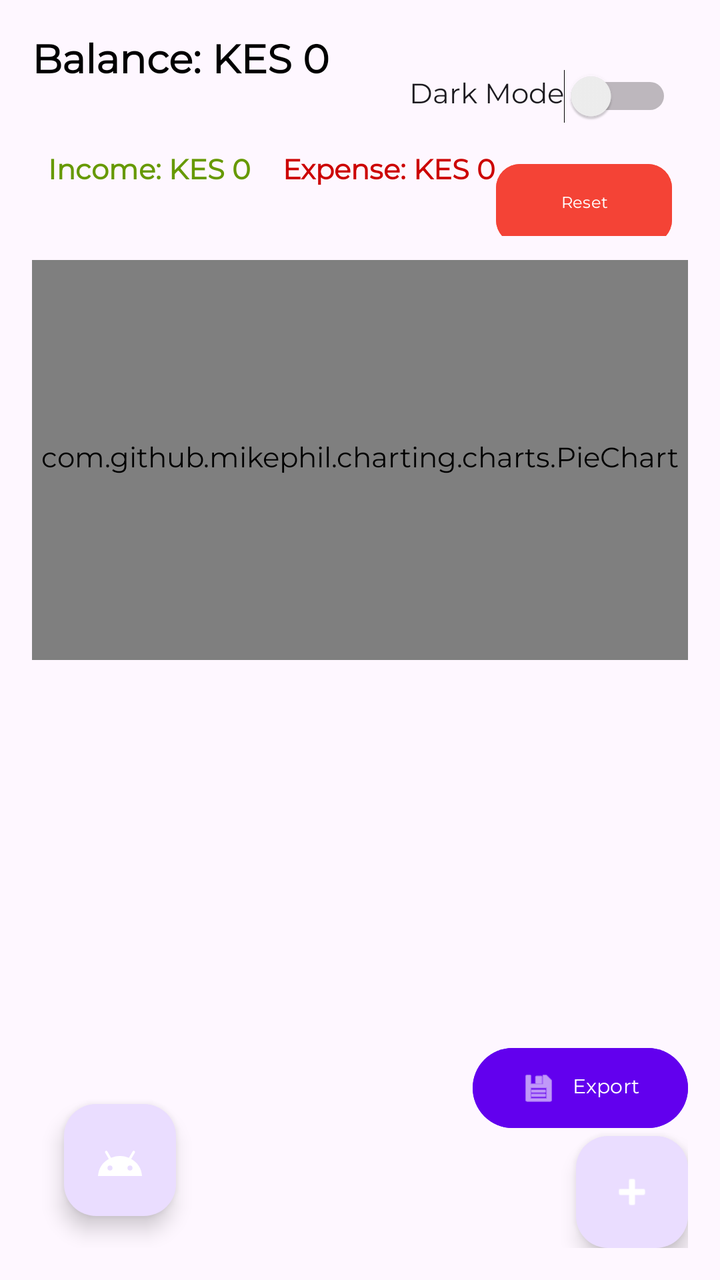
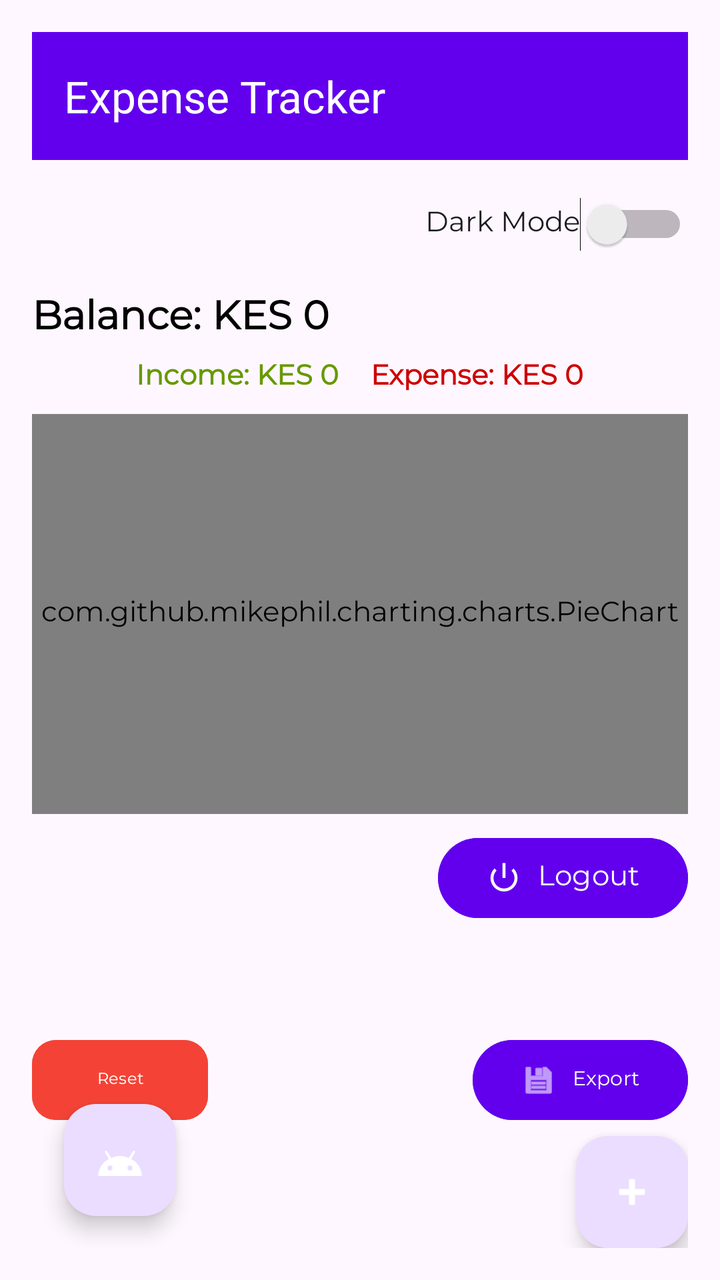

An Android layout rendered at two revisions. The XML below is the earlier revision; the diff shows what the commit changed to produce the second picture.
<!-- AndroidManifest.xml: application theme Theme.ExpenseTracker -->
<!-- res/layout/activity_main.xml -->
<?xml version="1.0" encoding="utf-8"?>
<androidx.constraintlayout.widget.ConstraintLayout
    xmlns:android="http://schemas.android.com/apk/res/android"
    xmlns:app="http://schemas.android.com/apk/res-auto"
    xmlns:tools="http://schemas.android.com/tools"
    android:layout_width="match_parent"
    android:layout_height="match_parent"
    android:padding="16dp"
    tools:context=".MainActivity"
    tools:ignore="UseSwitchCompatOrMaterialXml">

    
    <TextView
        android:id="@+id/textViewBalance"
        android:layout_width="0dp"
        android:layout_height="wrap_content"
        android:text="Balance: KES 0"
        android:textSize="20sp"
        android:textStyle="bold"
        android:textColor="@android:color/black"
        app:layout_constraintTop_toTopOf="parent"
        app:layout_constraintStart_toStartOf="parent"
        app:layout_constraintEnd_toEndOf="parent"/>

    
    <LinearLayout
        android:id="@+id/incomeExpenseLayout"
        android:layout_width="0dp"
        android:layout_height="wrap_content"
        android:orientation="horizontal"
        android:gravity="center"
        android:layout_marginTop="8dp"
        app:layout_constraintTop_toBottomOf="@id/textViewBalance"
        app:layout_constraintStart_toStartOf="parent"
        app:layout_constraintEnd_toEndOf="parent">

        <TextView
            android:id="@+id/textViewIncome"
            android:layout_width="wrap_content"
            android:layout_height="wrap_content"
            android:paddingEnd="16dp"
            android:text="Income: KES 0"
            android:textColor="@android:color/holo_green_dark"
            android:textStyle="bold" />

        <TextView
            android:id="@+id/textViewExpense"
            android:layout_width="wrap_content"
            android:layout_height="wrap_content"
            android:text="Expense: KES 0"
            android:textColor="@android:color/holo_red_dark"
            android:textStyle="bold"/>


        <com.google.android.material.button.MaterialButton
            android:id="@+id/btnReset"
            android:layout_width="wrap_content"
            android:layout_height="wrap_content"
            android:layout_marginTop="16dp"
            android:backgroundTint="@color/red"
            android:paddingHorizontal="12dp"
            android:paddingVertical="6dp"
            android:text="Reset"
            android:textSize="8sp"
            android:textColor="@android:color/white"
            app:cornerRadius="12dp"
            app:layout_constraintEnd_toEndOf="parent"
            app:layout_constraintTop_toBottomOf="@id/transactionRecyclerView" />

    </LinearLayout>

    
    <com.github.mikephil.charting.charts.PieChart
        android:id="@+id/pieChart"
        android:layout_width="0dp"
        android:layout_height="200dp"
        android:layout_marginTop="12dp"
        android:background="@drawable/pie_chart_background"
        app:layout_constraintTop_toBottomOf="@id/incomeExpenseLayout"
        app:layout_constraintStart_toStartOf="parent"
        app:layout_constraintEnd_toEndOf="parent"
        tools:ignore="MissingClass" />

    
    <androidx.recyclerview.widget.RecyclerView
        android:id="@+id/transactionRecyclerView"
        android:layout_width="0dp"
        android:layout_height="0dp"
        android:layout_marginTop="12dp"
        android:layout_marginBottom="12dp"
        app:layout_constraintBottom_toTopOf="@id/fabAdd"
        app:layout_constraintEnd_toEndOf="parent"
        app:layout_constraintStart_toStartOf="parent"
        app:layout_constraintTop_toBottomOf="@id/pieChart"
        tools:listitem="@layout/item_transaction" />

    
    <com.google.android.material.floatingactionbutton.FloatingActionButton
        android:id="@+id/fabAdd"
        android:layout_width="wrap_content"
        android:layout_height="wrap_content"
        android:contentDescription="Add Transaction"
        android:src="@android:drawable/ic_input_add"
        app:layout_constraintBottom_toBottomOf="parent"
        app:layout_constraintEnd_toEndOf="parent"
        app:tint="@android:color/white"
        tools:ignore="SpeakableTextPresent" />

    <com.google.android.material.floatingactionbutton.FloatingActionButton
        android:id="@+id/fabSummary"
        android:layout_width="wrap_content"
        android:layout_height="wrap_content"
        android:layout_margin="16dp"
        android:src="@drawable/ic_summary"
        android:contentDescription="Monthly Summary"
        app:layout_constraintBottom_toBottomOf="parent"
        app:layout_constraintStart_toStartOf="parent"
        app:tint="@android:color/white"
        />

    <com.google.android.material.button.MaterialButton
        android:id="@+id/btnExport"
        android:layout_width="wrap_content"
        android:layout_height="wrap_content"
        android:text="Export"
        android:textSize="10sp"
        android:paddingStart="10dp"
        android:paddingEnd="10dp"
        android:paddingTop="4dp"
        android:paddingBottom="4dp"
        android:layout_marginTop="10dp"
        app:icon="@android:drawable/ic_menu_save"
        app:iconGravity="textStart"
        app:iconTint="@android:color/white"
        android:textColor="@android:color/white"
        android:backgroundTint="@color/purple_500"
        app:layout_constraintBottom_toTopOf="@+id/fabAdd"
        app:layout_constraintEnd_toEndOf="parent" />


    <Switch
        android:id="@+id/switchTheme"
        android:layout_width="wrap_content"
        android:layout_height="wrap_content"
        android:text="Dark Mode"
        android:minHeight="48dp"
        app:layout_constraintTop_toTopOf="parent"
        app:layout_constraintEnd_toEndOf="parent"
        android:layout_margin="8dp"/>


</androidx.constraintlayout.widget.ConstraintLayout>
<!-- res/layout/item_transaction.xml (included above) -->
<?xml version="1.0" encoding="utf-8"?>
<androidx.cardview.widget.CardView
    xmlns:android="http://schemas.android.com/apk/res/android"
    xmlns:app="http://schemas.android.com/apk/res-auto"
    android:layout_width="match_parent"
    android:layout_height="wrap_content"
    android:layout_margin="8dp"
    app:cardCornerRadius="12dp"
    app:cardElevation="4dp">

    <androidx.constraintlayout.widget.ConstraintLayout
        android:layout_width="match_parent"
        android:layout_height="wrap_content"
        android:background="@android:color/white"
        android:padding="12dp">

        
        <TextView
            android:id="@+id/textViewCategory"
            android:layout_width="0dp"
            android:layout_height="wrap_content"
            android:text="Category"
            android:textStyle="bold"
            android:textSize="16sp"
            app:layout_constraintTop_toTopOf="parent"
            app:layout_constraintStart_toStartOf="parent"
            app:layout_constraintEnd_toStartOf="@id/textViewAmount"
            app:layout_constraintHorizontal_bias="0"/>

        
        <TextView
            android:id="@+id/textViewAmount"
            android:layout_width="wrap_content"
            android:layout_height="wrap_content"
            android:text="KES 0.00"
            android:textSize="16sp"
            android:textColor="@android:color/holo_red_dark"
            android:textStyle="bold"
            app:layout_constraintTop_toTopOf="parent"
            app:layout_constraintEnd_toEndOf="parent"/>

        
        <TextView
            android:id="@+id/textViewNote"
            android:layout_width="0dp"
            android:layout_height="wrap_content"
            android:text="Note for this transaction"
            android:textSize="14sp"
            android:textColor="@android:color/black"
            app:layout_constraintTop_toBottomOf="@id/textViewCategory"
            app:layout_constraintStart_toStartOf="parent"
            app:layout_constraintEnd_toEndOf="parent"
            android:layout_marginTop="4dp"/>

        
        <TextView
            android:id="@+id/textViewDate"
            android:layout_width="wrap_content"
            android:layout_height="wrap_content"
            android:text="01 Jan 2025"
            android:textSize="12sp"
            android:textColor="@android:color/darker_gray"
            app:layout_constraintTop_toBottomOf="@id/textViewNote"
            app:layout_constraintStart_toStartOf="parent"
            android:layout_marginTop="4dp"
            android:layout_marginBottom="4dp"/>

    </androidx.constraintlayout.widget.ConstraintLayout>
</androidx.cardview.widget.CardView>
<!-- resources referenced by this layout -->
<resources>
  <color name="purple_500">#6200EE</color>
  <color name="red">#F44336</color>
  <!-- drawable ic_summary (drawable) -->
  <vector xmlns:android="http://schemas.android.com/apk/res/android" android:height="24dp" android:tint="#000000" android:viewportHeight="24" android:viewportWidth="24" android:width="24dp">
          
      <path android:fillColor="#FF000000" android:pathData="M17.6,11.48 L19.44,8.3a0.63,0.63 0,0 0,-1.09 -0.63l-1.88,3.24a11.43,11.43 0,0 0,-8.94 0L5.65,7.67a0.63,0.63 0,0 0,-1.09 0.63L6.4,11.48A10.81,10.81 0,0 0,1 20L23,20A10.81,10.81 0,0 0,17.6 11.48ZM7,17.25A1.25,1.25 0,1 1,8.25 16,1.25 1.25,0 0,1 7,17.25ZM17,17.25A1.25,1.25 0,1 1,18.25 16,1.25 1.25,0 0,1 17,17.25Z"/>
      
  </vector>
  <!-- drawable pie_chart_background (drawable) -->
  <?xml version="1.0" encoding="utf-8"?>
  <selector xmlns:android="http://schemas.android.com/apk/res/android">
      <shape xmlns:android="http://schemas.android.com/apk/res/android"
          android:shape="rectangle">
          <solid android:color="#FFFFFF"/>
          <corners android:radius="12dp"/>
          <padding android:left="8dp" android:top="8dp" android:right="8dp" android:bottom="8dp"/>
      </shape>
  
  </selector>
  <style name="Theme.ExpenseTracker" parent="Base.Theme.ExpenseTracker" />
  <style name="Base.Theme.ExpenseTracker" parent="Theme.Material3.DayNight.NoActionBar">
          
          <item name="colorPrimary">@color/purple_500</item>
          <item name="colorPrimaryVariant">@color/purple_700</item>
          <item name="colorOnPrimary">@color/white</item>
          <item name="colorSecondary">@color/teal_700</item>
          <item name="android:fontFamily">@font/montserrat_font</item>
  
          <item name="android:windowBackground">?android:colorBackground</item>
      </style>
  <color name="purple_700">#6200EE</color>
  <color name="white">#FFFFFFFF</color>
  <color name="teal_700">#018786</color>
</resources>

<!-- the commit's change to res/layout/activity_main.xml (unified diff, before → after) -->
@@ -6,8 +6,30 @@
     android:layout_width="match_parent"
     android:layout_height="match_parent"
     android:padding="16dp"
-    tools:context=".MainActivity"
-    tools:ignore="UseSwitchCompatOrMaterialXml">
+    tools:context=".MainActivity">
+
+    
+    <androidx.appcompat.widget.Toolbar
+        android:id="@+id/toolbar"
+        android:layout_width="0dp"
+        android:layout_height="?attr/actionBarSize"
+        android:background="?attr/colorPrimary"
+        app:title="Expense Tracker"
+        app:titleTextColor="@android:color/white"
+        app:layout_constraintTop_toTopOf="parent"
+        app:layout_constraintStart_toStartOf="parent"
+        app:layout_constraintEnd_toEndOf="parent" />
+
+    
+    <Switch
+        android:id="@+id/switchTheme"
+        android:layout_width="wrap_content"
+        android:layout_height="wrap_content"
+        android:text="Dark Mode"
+        android:minHeight="48dp"
+        android:layout_marginTop="8dp"
+        app:layout_constraintTop_toBottomOf="@id/toolbar"
+        app:layout_constraintEnd_toEndOf="parent" />
 
     
     <TextView
@@ -18,9 +40,10 @@
         android:textSize="20sp"
         android:textStyle="bold"
         android:textColor="@android:color/black"
-        app:layout_constraintTop_toTopOf="parent"
-        app:layout_constraintStart_toStartOf="parent"
-        app:layout_constraintEnd_toEndOf="parent"/>
+        android:layout_marginTop="8dp"
+        app:layout_constraintTop_toBottomOf="@id/switchTheme"
+        app:layout_constraintStart_toStartOf="parent"
+        app:layout_constraintEnd_toEndOf="parent" />
 
     
     <LinearLayout
@@ -29,7 +52,7 @@
         android:layout_height="wrap_content"
         android:orientation="horizontal"
         android:gravity="center"
-        android:layout_marginTop="8dp"
+        android:layout_marginTop="4dp"
         app:layout_constraintTop_toBottomOf="@id/textViewBalance"
         app:layout_constraintStart_toStartOf="parent"
         app:layout_constraintEnd_toEndOf="parent">
@@ -38,10 +61,10 @@
             android:id="@+id/textViewIncome"
             android:layout_width="wrap_content"
             android:layout_height="wrap_content"
-            android:paddingEnd="16dp"
             android:text="Income: KES 0"
             android:textColor="@android:color/holo_green_dark"
-            android:textStyle="bold" />
+            android:textStyle="bold"
+            android:paddingEnd="16dp" />
 
         <TextView
             android:id="@+id/textViewExpense"
@@ -49,24 +72,7 @@
             android:layout_height="wrap_content"
             android:text="Expense: KES 0"
             android:textColor="@android:color/holo_red_dark"
-            android:textStyle="bold"/>
-
-
-        <com.google.android.material.button.MaterialButton
-            android:id="@+id/btnReset"
-            android:layout_width="wrap_content"
-            android:layout_height="wrap_content"
-            android:layout_marginTop="16dp"
-            android:backgroundTint="@color/red"
-            android:paddingHorizontal="12dp"
-            android:paddingVertical="6dp"
-            android:text="Reset"
-            android:textSize="8sp"
-            android:textColor="@android:color/white"
-            app:cornerRadius="12dp"
-            app:layout_constraintEnd_toEndOf="parent"
-            app:layout_constraintTop_toBottomOf="@id/transactionRecyclerView" />
-
+            android:textStyle="bold" />
     </LinearLayout>
 
     
@@ -74,24 +80,36 @@
         android:id="@+id/pieChart"
         android:layout_width="0dp"
         android:layout_height="200dp"
-        android:layout_marginTop="12dp"
+        android:layout_marginTop="8dp"
         android:background="@drawable/pie_chart_background"
         app:layout_constraintTop_toBottomOf="@id/incomeExpenseLayout"
         app:layout_constraintStart_toStartOf="parent"
-        app:layout_constraintEnd_toEndOf="parent"
-        tools:ignore="MissingClass" />
+        app:layout_constraintEnd_toEndOf="parent" />
+
+    
+    <com.google.android.material.button.MaterialButton
+        android:id="@+id/btnLogout"
+        android:layout_width="wrap_content"
+        android:layout_height="wrap_content"
+        android:text="Logout"
+        app:icon="@android:drawable/ic_lock_power_off"
+        app:iconTint="@android:color/white"
+        android:backgroundTint="@color/purple_500"
+        android:textColor="@android:color/white"
+        android:layout_marginTop="8dp"
+        app:layout_constraintTop_toBottomOf="@id/pieChart"
+        app:layout_constraintEnd_toEndOf="parent" />
 
     
     <androidx.recyclerview.widget.RecyclerView
         android:id="@+id/transactionRecyclerView"
         android:layout_width="0dp"
         android:layout_height="0dp"
-        android:layout_marginTop="12dp"
-        android:layout_marginBottom="12dp"
+        android:layout_marginTop="8dp"
+        app:layout_constraintTop_toBottomOf="@id/btnLogout"
         app:layout_constraintBottom_toTopOf="@id/fabAdd"
+        app:layout_constraintStart_toStartOf="parent"
         app:layout_constraintEnd_toEndOf="parent"
-        app:layout_constraintStart_toStartOf="parent"
-        app:layout_constraintTop_toBottomOf="@id/pieChart"
         tools:listitem="@layout/item_transaction" />
 
     
@@ -99,13 +117,13 @@
         android:id="@+id/fabAdd"
         android:layout_width="wrap_content"
         android:layout_height="wrap_content"
+        android:src="@android:drawable/ic_input_add"
         android:contentDescription="Add Transaction"
-        android:src="@android:drawable/ic_input_add"
         app:layout_constraintBottom_toBottomOf="parent"
         app:layout_constraintEnd_toEndOf="parent"
-        app:tint="@android:color/white"
-        tools:ignore="SpeakableTextPresent" />
-
+        app:tint="@android:color/white" />
+
+    
     <com.google.android.material.floatingactionbutton.FloatingActionButton
         android:id="@+id/fabSummary"
         android:layout_width="wrap_content"
@@ -115,9 +133,9 @@
         android:contentDescription="Monthly Summary"
         app:layout_constraintBottom_toBottomOf="parent"
         app:layout_constraintStart_toStartOf="parent"
-        app:tint="@android:color/white"
-        />
-
+        app:tint="@android:color/white" />
+
+    
     <com.google.android.material.button.MaterialButton
         android:id="@+id/btnExport"
         android:layout_width="wrap_content"
@@ -128,26 +146,28 @@
         android:paddingEnd="10dp"
         android:paddingTop="4dp"
         android:paddingBottom="4dp"
-        android:layout_marginTop="10dp"
+        android:layout_marginBottom="4dp"
         app:icon="@android:drawable/ic_menu_save"
         app:iconGravity="textStart"
         app:iconTint="@android:color/white"
         android:textColor="@android:color/white"
         android:backgroundTint="@color/purple_500"
-        app:layout_constraintBottom_toTopOf="@+id/fabAdd"
-        app:layout_constraintEnd_toEndOf="parent" />
-
-
-    <Switch
-        android:id="@+id/switchTheme"
-        android:layout_width="wrap_content"
-        android:layout_height="wrap_content"
-        android:text="Dark Mode"
-        android:minHeight="48dp"
-        app:layout_constraintTop_toTopOf="parent"
-        app:layout_constraintEnd_toEndOf="parent"
-        android:layout_margin="8dp"/>
-
+        app:layout_constraintBottom_toTopOf="@id/fabAdd"
+        app:layout_constraintEnd_toEndOf="parent" />
+
+    
+    <com.google.android.material.button.MaterialButton
+        android:id="@+id/btnReset"
+        android:layout_width="wrap_content"
+        android:layout_height="wrap_content"
+        android:text="Reset"
+        android:textSize="8sp"
+        app:cornerRadius="12dp"
+        android:backgroundTint="@color/red"
+        android:textColor="@android:color/white"
+        android:layout_marginBottom="4dp"
+        app:layout_constraintBottom_toTopOf="@id/fabAdd"
+        app:layout_constraintStart_toStartOf="parent" />
 
 </androidx.constraintlayout.widget.ConstraintLayout>
 <!-- res/layout/item_transaction.xml (included above) -->
